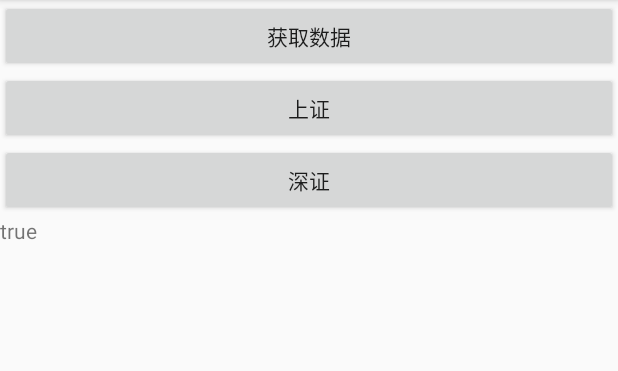
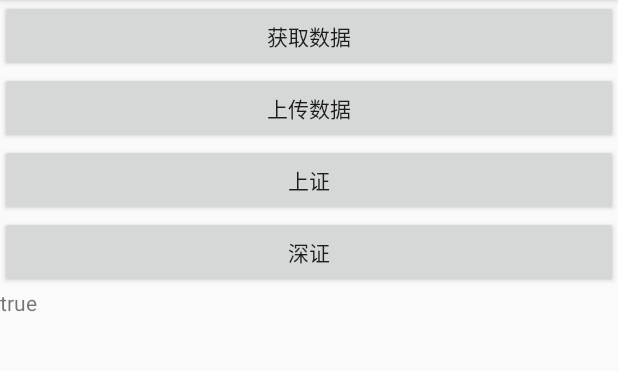
Before and after one commit to zhilaizhang/StockAnalysis, an Android app: the screen it shows after launch (MainActivity), after a tap on "获取数据", on a phone screen of 412 x 824 dp, the part 84-455 px from its top. Run offline under Robolectric (Android 15) with nearby library versions, the phone set to English and light mode, and no system bars.

Commit message:
添加股票列表

```diff
--- a/app/build.gradle
+++ b/app/build.gradle
@@ -4,7 +4,7 @@ android {
     compileSdkVersion 26
     defaultConfig {
         applicationId "com.zlzhang.stockanalysis"
-        minSdkVersion 21
+        minSdkVersion 19
         targetSdkVersion 26
         versionCode 1
         versionName "1.0"
--- a/app/src/main/AndroidManifest.xml
+++ b/app/src/main/AndroidManifest.xml
@@ -18,7 +18,7 @@
                 <category android:name="android.intent.category.LAUNCHER" />
             </intent-filter>
         </activity>
-        <activity android:name=".list.view.SHActivity"/>
+        <activity android:name=".list.view.StockListActivity"/>
     </application>
 
 </manifest>
--- a/app/src/main/java/com/zlzhang/stockanalysis/list/presenter/ISHPresenter.java
+++ b/app/src/main/java/com/zlzhang/stockanalysis/list/presenter/IStockPresenter.java
@@ -1,13 +1,17 @@
 package com.zlzhang.stockanalysis.list.presenter;
 
 import android.widget.ListView;
+
+import com.zlzhang.stockanalysis.modle.StockType;
 
 /**
  * Created by zhangzhilai on 2018/3/6.
  */
 
-public interface ISHPresenter {
+public interface IStockPresenter {
 
     void setListView(ListView listView);
 
+    void setStockType(StockType stockType);
+
 }
--- a/app/src/main/java/com/zlzhang/stockanalysis/list/view/ISHView.java
+++ b/app/src/main/java/com/zlzhang/stockanalysis/list/view/IStockListView.java
@@ -4,6 +4,6 @@ package com.zlzhang.stockanalysis.list.view;
  * Created by zhangzhilai on 2018/3/6.
  */
 
-public interface ISHView {
+public interface IStockListView {
 
 }
--- a/app/src/main/java/com/zlzhang/stockanalysis/main/model/IMainInteractor.java
+++ b/app/src/main/java/com/zlzhang/stockanalysis/main/model/IMainInteractor.java
@@ -13,9 +13,16 @@ public interface IMainInteractor {
 
     void getAllStocks(OnGetDataListener onGetDataListener);
 
+    void uploadStocks(List<StockModel> stockModels, OnUploadListener onUploadListener);
+
     interface OnGetDataListener{
         void onGetSucceed(List<StockModel> stockModelList);
         void onGetFailed();
         void onProgress(int num);
     }
+
+    interface OnUploadListener{
+        void onUploadSucceed();
+        void onUploadFailed();
+    }
 }
--- a/app/src/main/java/com/zlzhang/stockanalysis/main/model/MainInteractorImp.java
+++ b/app/src/main/java/com/zlzhang/stockanalysis/main/model/MainInteractorImp.java
@@ -40,7 +40,7 @@ public class MainInteractorImp implements IMainInteractor {
                 StockDataCache.getInstance().setmSHStockModelList(shStocks);
 
                 List<StockModel> szStocks = getStockModels("sz", szStockNames);
-                StockDataCache.getInstance().setmSHStockModelList(szStocks);
+                StockDataCache.getInstance().setmSZStockModelList(szStocks);
 
                 List<StockModel> allStocks = new ArrayList<>();
                 allStocks.addAll(shStocks);
@@ -50,6 +50,16 @@ public class MainInteractorImp implements IMainInteractor {
             }
         }).start();
 
+    }
+
+    @Override
+    public void uploadStocks(List<StockModel> stockModels, OnUploadListener onUploadListener) {
+        new Thread(new Runnable() {
+            @Override
+            public void run() {
+                //TODO 上传
+            }
+        }).start();
     }
 
     private List<StockModel> getStockModels(String position, String[] stocks){
--- a/app/src/main/java/com/zlzhang/stockanalysis/main/presenter/IMainPresenter.java
+++ b/app/src/main/java/com/zlzhang/stockanalysis/main/presenter/IMainPresenter.java
@@ -8,4 +8,5 @@ public interface IMainPresenter {
 
      void getAllData();
 
+     void uploadAllData();
 }
--- a/app/src/main/java/com/zlzhang/stockanalysis/main/view/MainActivity.java
+++ b/app/src/main/java/com/zlzhang/stockanalysis/main/view/MainActivity.java
@@ -4,35 +4,51 @@ import android.app.Activity;
 import android.content.Intent;
 import android.os.Bundle;
 import android.view.View;
+import android.widget.Button;
 import android.widget.LinearLayout;
 import android.widget.TextView;
 import android.widget.Toast;
 
 import com.zlzhang.stockanalysis.R;
-import com.zlzhang.stockanalysis.list.view.SHActivity;
+import com.zlzhang.stockanalysis.StockAnalysisUtil;
+import com.zlzhang.stockanalysis.list.view.StockListActivity;
 import com.zlzhang.stockanalysis.main.presenter.IMainPresenter;
 import com.zlzhang.stockanalysis.main.presenter.MainPresenterImp;
+import com.zlzhang.stockanalysis.modle.StockType;
 
-public class MainActivity extends Activity implements IMainView{
+public class MainActivity extends Activity implements IMainView, View.OnClickListener{
 
     private IMainPresenter mMainPresenter;
 
     private LinearLayout mProgressLayout;
     private TextView mDataStatusTextView;
     private TextView mCountTextView;
+    private Button mUploadButton;
+    private Button mGotoSHButton;
+    private Button mGotoSZButton;
 
     @Override
     protected void onCreate(Bundle savedInstanceState) {
         super.onCreate(savedInstanceState);
         setContentView(R.layout.activity_main);
         initView();
+        initListener();
         initData();
+    }
+
+    private void initListener() {
+        mGotoSZButton.setOnClickListener(this);
+        mGotoSHButton.setOnClickListener(this);
+        mUploadButton.setOnClickListener(this);
     }
 
     private void initView() {
         mProgressLayout = findViewById(R.id.progress_layout);
         mDataStatusTextView = findViewById(R.id.data_status);
         mCountTextView = findViewById(R.id.count_textview);
+        mGotoSHButton   = findViewById(R.id.gotoSH);
+        mGotoSZButton   = findViewById(R.id.gotoSZ);
+        mUploadButton = findViewById(R.id.upload_data);
     }
 
     private void initData() {
@@ -40,14 +56,18 @@ public class MainActivity extends Activity implements IMainView{
     }
 
 
-    public void gotoSH(View view) {
+    public void gotoSH() {
         Intent intent = new Intent();
-        intent.setClass(MainActivity.this, SHActivity.class);
+        intent.putExtra(StockAnalysisUtil.STOCK_TYPE, StockType.SH);
+        intent.setClass(MainActivity.this, StockListActivity.class);
         startActivity(intent);
     }
 
-    public void gotoSZ(View view) {
-
+    public void gotoSZ() {
+        Intent intent = new Intent();
+        intent.putExtra(StockAnalysisUtil.STOCK_TYPE, StockType.SZ);
+        intent.setClass(MainActivity.this, StockListActivity.class);
+        startActivity(intent);
     }
 
     public void getData(View view) {
@@ -66,6 +86,11 @@ public class MainActivity extends Activity implements IMainView{
     @Override
     public void dataGot(boolean isGot) {
         mDataStatusTextView.setText("" + isGot);
+        if (isGot) {
+            mGotoSHButton.setVisibility(View.VISIBLE);
+            mGotoSZButton.setVisibility(View.VISIBLE);
+            mUploadButton.setVisibility(View.VISIBLE);
+        }
         Toast.makeText(this,  "got" + isGot, Toast.LENGTH_SHORT).show();
     }
 
@@ -73,4 +98,20 @@ public class MainActivity extends Activity implements IMainView{
     public void showCount(int count) {
         mCountTextView.setText("" + count);
     }
+
+    @Override
+    public void onClick(View v) {
+        switch (v.getId()){
+            case R.id.gotoSH:
+                gotoSH();
+                break;
+            case R.id.gotoSZ:
+                gotoSZ();
+                break;
+        }
+    }
+
+    public void uploadData(View view) {
+        mMainPresenter.uploadAllData();
+    }
 }
--- a/app/src/main/res/layout/activity_main.xml
+++ b/app/src/main/res/layout/activity_main.xml
@@ -14,16 +14,25 @@
         android:layout_height="wrap_content" />
 
     <Button
-        android:onClick="gotoSH"
+        android:id="@+id/upload_data"
+        android:onClick="uploadData"
+        android:visibility="gone"
+        android:layout_below="@+id/getData"
+        android:text="@string/upload_data"
+        android:layout_width="match_parent"
+        android:layout_height="wrap_content" />
+
+    <Button
         android:id="@+id/gotoSH"
-        android:layout_below="@+id/getData"
+        android:visibility="gone"
+        android:layout_below="@+id/upload_data"
         android:text="@string/sh"
         android:layout_width="match_parent"
         android:layout_height="wrap_content" />
 
     <Button
-        android:onClick="gotoSZ"
         android:id="@+id/gotoSZ"
+        android:visibility="gone"
         android:layout_below="@+id/gotoSH"
         android:text="@string/sz"
         android:layout_width="match_parent"
--- a/app/src/main/res/layout/item_stock_list.xml
+++ b/app/src/main/res/layout/item_stock_list.xml
@@ -7,16 +7,19 @@
 
     <TextView
         android:id="@+id/stock_name_textview"
+        android:layout_weight="1"
         android:layout_width="wrap_content"
         android:layout_height="wrap_content" />
 
     <TextView
         android:id="@+id/stock_code_textview"
+        android:layout_weight="1"
         android:layout_width="wrap_content"
         android:layout_height="wrap_content" />
 
     <TextView
         android:id="@+id/stock_price_textview"
+        android:layout_weight="1"
         android:layout_width="wrap_content"
         android:layout_height="wrap_content" />
 
--- a/app/src/main/res/values/strings.xml
+++ b/app/src/main/res/values/strings.xml
@@ -1,6 +1,7 @@
 <resources>
     <string name="app_name">StockAnalysis</string>
     <string name="get_data">获取数据</string>
+    <string name="upload_data">上传数据</string>
     <string name="sh">上证</string>
     <string name="sz">深证</string>
 </resources>
```
Also changed, not shown: app/src/main/java/com/zlzhang/stockanalysis/StockAnalysisUtil.java (+16 -0 lines), app/src/main/java/com/zlzhang/stockanalysis/list/presenter/StockPresenterImp.java (renamed from app/src/main/java/com/zlzhang/stockanalysis/list/presenter/SHPresenterImp.java, +15 -16 lines), app/src/main/java/com/zlzhang/stockanalysis/list/view/SHActivity.java (deleted, +0 -39 lines), app/src/main/java/com/zlzhang/stockanalysis/list/view/StockListActivity.java (added, +50 -0 lines), app/src/main/java/com/zlzhang/stockanalysis/main/presenter/MainPresenterImp.java (+15 -0 lines).
